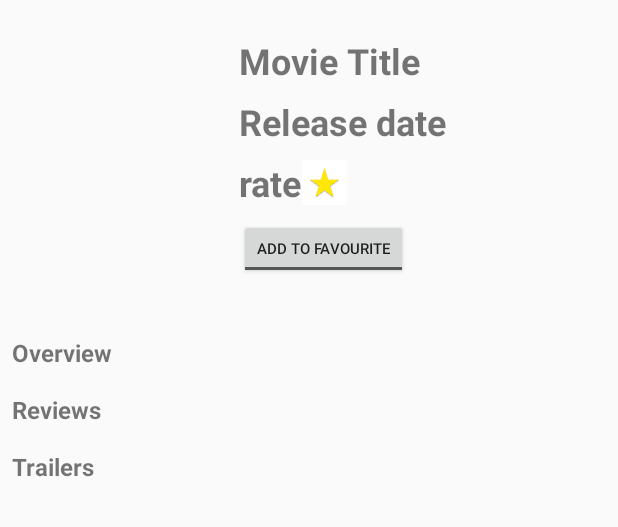
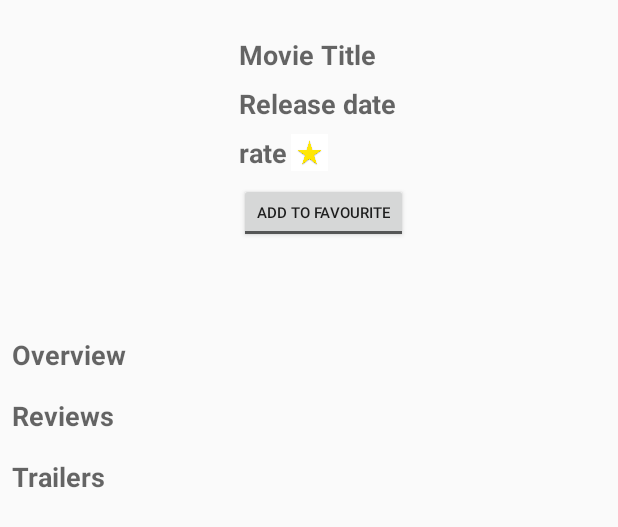
Before and after one commit to mohamedSabry89/Movie_App_stage2, an Android app: the layout movies_details.xml on its own in the app's theme, with its tools: preview values and no code run, on a phone screen of 412 x 824 dp. Shown: the top 527 px of the screen. Run offline under Robolectric (Android 15) with nearby library versions, the phone set to English and light mode, and no system bars.

Commit message:
best vergion

```diff
--- a/app/src/main/java/android/example/searchmovies/MainActivity.java
+++ b/app/src/main/java/android/example/searchmovies/MainActivity.java
@@ -60,8 +60,6 @@ public class MainActivity extends AppCompatActivity {
 
         adapter = new MoviesRecyclerAdapter(context, movie);
         recyclerView.setAdapter(adapter);
-
-        //setupViewModel();
 
     }
 
--- a/app/src/main/java/android/example/searchmovies/database/Movie.java
+++ b/app/src/main/java/android/example/searchmovies/database/Movie.java
@@ -12,6 +12,7 @@ public class Movie implements Parcelable {
 
     @PrimaryKey
     private int id;
+
     private String poster;
     private String title;
     private String overview;
--- a/app/src/main/java/android/example/searchmovies/reviews/ReviewJson.java
+++ b/app/src/main/java/android/example/searchmovies/reviews/ReviewJson.java
@@ -13,7 +13,7 @@ public final class ReviewJson {
         final String RESULT = "results";
         final String AUTHOR = "author";
         final String CONTENT = "content";
-        final String ID = "movie_id";
+        final String ID = "id";
 
         JSONObject reviewJson = new JSONObject(json);
         JSONArray result = reviewJson.getJSONArray(RESULT);
--- a/app/src/main/java/android/example/searchmovies/utils/JsonUtils.java
+++ b/app/src/main/java/android/example/searchmovies/utils/JsonUtils.java
@@ -20,7 +20,7 @@ public final class  JsonUtils {
         final String OVERVIEW = "overview";
         final String VOTE_AVERAGE = "vote_average";
         final String RELEASE_DATE = "release_date";
-        final String ID = "movie_id";
+        final String ID = "id";
 
         JSONObject movieJson = new JSONObject(json);
         JSONArray result = movieJson.getJSONArray(RESULT);
--- a/app/src/main/java/android/example/searchmovies/utils/NetWortUtils.java
+++ b/app/src/main/java/android/example/searchmovies/utils/NetWortUtils.java
@@ -13,7 +13,7 @@ public class NetWortUtils {
 
     final static String URL = "http://api.themoviedb.org/3/movie/";
     final static String PARAM_API_KEY = "api_key";
-    final static String api_key = "";
+    final static String api_key = "70a7ac822e4e34666123cfe398a4bac8";
     final static String PARAM_LANGUAGE = "language";
     final static String language = "en-US";
     final static String REVIEW = "reviews";
--- a/app/src/main/res/layout/movies_details.xml
+++ b/app/src/main/res/layout/movies_details.xml
@@ -1,9 +1,14 @@
 <?xml version="1.0" encoding="utf-8"?>
-<LinearLayout xmlns:android="http://schemas.android.com/apk/res/android"
+<ScrollView xmlns:android="http://schemas.android.com/apk/res/android"
     xmlns:tools="http://schemas.android.com/tools"
     android:layout_width="match_parent"
     android:layout_height="match_parent"
     android:layout_margin="8dp"
+    android:orientation="vertical">
+
+    <LinearLayout
+        android:layout_width="match_parent"
+        android:layout_height="match_parent"
         android:orientation="vertical">
 
         <LinearLayout
@@ -26,35 +31,25 @@
 
                 <TextView
                     android:id="@+id/tv_title"
-                android:layout_width="wrap_content"
-                android:layout_height="wrap_content"
+                    style="@style/TextSizeMediumAndBold"
                     android:layout_marginBottom="8dp"
-                android:text="@string/title"
-                android:textSize="24sp"
-                android:textStyle="bold" />
+                    android:text="@string/title" />
 
                 <TextView
                     android:id="@+id/tv_date"
-                android:layout_width="wrap_content"
-                android:layout_height="wrap_content"
+                    style="@style/TextSizeMediumAndBold"
                     android:layout_marginBottom="8dp"
-                android:text="@string/date"
-                android:textSize="24sp"
-                android:textStyle="bold" />
+                    android:text="@string/date" />
 
                 <LinearLayout
                     android:layout_width="wrap_content"
                     android:layout_height="wrap_content"
-                android:layout_marginBottom="8dp"
-                tools:ignore="UseCompoundDrawables">
+                    android:layout_marginBottom="8dp">
 
                     <TextView
                         android:id="@+id/tv_rate"
-                    android:layout_width="wrap_content"
-                    android:layout_height="wrap_content"
-                    android:text="@string/rating"
-                    android:textSize="24sp"
-                    android:textStyle="bold" />
+                        style="@style/TextSizeMediumAndBold"
+                        android:text="@string/rating" />
 
                     <ImageView
                         android:layout_width="30dp"
@@ -68,51 +63,36 @@
                     android:layout_width="wrap_content"
                     android:layout_height="40dp"
                     android:text="@string/favorite"
-                android:textSize="10sp"
                     android:textOff="@string/text_off"
                     android:textOn="@string/text_on"
+                    android:textSize="10sp"
                     tools:ignore="SmallSp" />
             </LinearLayout>
         </LinearLayout>
 
         <TextView
             android:id="@+id/tv_overview"
-        android:layout_width="match_parent"
-        android:layout_height="wrap_content"
+            style="@style/TextSizeSmallAndBold"
             android:layout_marginBottom="16dp"
-        android:text="@string/overview"
-        android:textSize="16sp"
-        android:textStyle="bold" />
+            android:text="@string/overview" />
 
         <TextView
 
-        android:layout_width="match_parent"
-        android:layout_height="wrap_content"
+            style="@style/TextSizeSmallAndBold"
             android:layout_marginBottom="16dp"
-        android:text="@string/review"
-        android:textSize="16sp"
-        android:textStyle="bold" />
+            android:text="@string/review" />
 
         <androidx.recyclerview.widget.RecyclerView
             android:id="@+id/recycler_review"
-        android:layout_width="match_parent"
-        android:layout_height="wrap_content"
-        android:nestedScrollingEnabled="false"
-        android:orientation="vertical" />
+            style="@style/recyclerViewStyle" />
 
         <TextView
-        android:layout_width="match_parent"
-        android:layout_height="wrap_content"
+            style="@style/TextSizeSmallAndBold"
             android:layout_marginBottom="16dp"
-        android:text="@string/trailer"
-        android:textSize="16sp"
-        android:textStyle="bold" />
+            android:text="@string/trailer" />
 
         <androidx.recyclerview.widget.RecyclerView
             android:id="@+id/trailer"
-        android:layout_width="match_parent"
-        android:layout_height="wrap_content"
-        android:nestedScrollingEnabled="false"
-        android:orientation="vertical" />
-
+            style="@style/recyclerViewStyle" />
     </LinearLayout>
+</ScrollView>
--- a/app/src/main/res/values/styles.xml
+++ b/app/src/main/res/values/styles.xml
@@ -8,4 +8,24 @@
         <item name="colorAccent">@color/colorAccent</item>
     </style>
 
+    <style name="TextSizeMediumAndBold">
+        <item name="android:textAppearance">@style/TextAppearance.AppCompat.Medium</item>
+        <item name="android:textStyle">bold</item>
+        <item name="android:layout_height">wrap_content</item>
+        <item name="android:layout_width">wrap_content</item>
+    </style>
+
+    <style name="TextSizeSmallAndBold">
+        <item name="android:textAppearance">@style/TextAppearance.AppCompat.Medium</item>
+        <item name="android:textStyle">bold</item>
+        <item name="android:layout_height">wrap_content</item>
+        <item name="android:layout_width">match_parent</item>
+    </style>
+
+    <style name="recyclerViewStyle">
+        <item name="android:layout_width">match_parent</item>
+        <item name="android:layout_height">wrap_content</item>
+        <item name="android:orientation">vertical</item>
+    </style>
+
 </resources>
```
Also changed, not shown: app/src/main/java/android/example/searchmovies/MovieActivity.java (+16 -5 lines), app/src/main/java/android/example/searchmovies/reviews/ReviewAdapter.java (+4 -4 lines), app/src/main/res/layout/review_list.xml (+3 -4 lines). Lines whose indentation alone changed are shown as unchanged.
